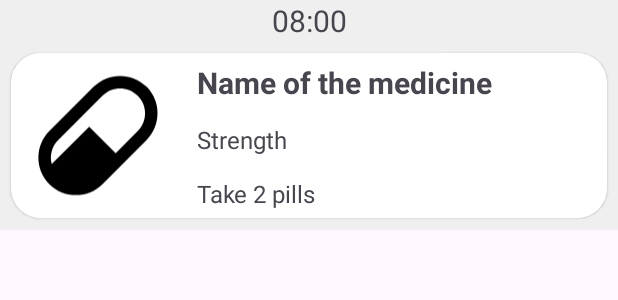
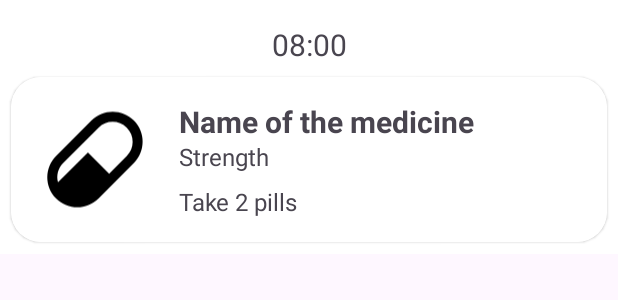
Before and after one commit to vs-machado/PillReminder, an Android app: the layout adapter_list_medicines.xml on its own in the app's theme, with its tools: preview values and no code run, on a phone screen of 412 x 824 dp. Shown: the top 300 px of the screen. Run offline under Robolectric (Android 15) with nearby library versions, the phone set to English and light mode, and no system bars.

Commit message:
Toolbar and floating action button created

```diff
--- a/app/src/main/java/com/phoenix/pillreminder/activity/MainActivity.kt
+++ b/app/src/main/java/com/phoenix/pillreminder/activity/MainActivity.kt
@@ -2,6 +2,7 @@
 
 import androidx.appcompat.app.AppCompatActivity
 import android.os.Bundle
+import androidx.appcompat.widget.Toolbar
 import com.phoenix.pillreminder.R
 
 class MainActivity : AppCompatActivity() {
--- a/app/src/main/java/com/phoenix/pillreminder/adapter/RvMedicinesListAdapter.kt
+++ b/app/src/main/java/com/phoenix/pillreminder/adapter/RvMedicinesListAdapter.kt
@@ -1,10 +1,8 @@
 package com.phoenix.pillreminder.adapter
 
 import android.view.LayoutInflater
-import android.view.View
 import android.view.ViewGroup
 import androidx.recyclerview.widget.RecyclerView
-import com.phoenix.pillreminder.R
 import com.phoenix.pillreminder.databinding.AdapterListMedicinesBinding
 
 class RvMedicinesListAdapter: RecyclerView.Adapter<MyViewHolder>() {
--- a/app/src/main/java/com/phoenix/pillreminder/fragments/HomeFragment.kt
+++ b/app/src/main/java/com/phoenix/pillreminder/fragments/HomeFragment.kt
@@ -5,6 +5,7 @@
 import android.view.LayoutInflater
 import android.view.View
 import android.view.ViewGroup
+import androidx.appcompat.widget.Toolbar
 import androidx.recyclerview.widget.LinearLayoutManager
 import com.phoenix.pillreminder.R
 import com.phoenix.pillreminder.adapter.RvMedicinesListAdapter
@@ -23,7 +24,6 @@
             rvMedicinesList.layoutManager = LinearLayoutManager(activity)
             rvMedicinesList.adapter = RvMedicinesListAdapter()
         }
-
         // Inflate the layout for this fragment
         return binding.root
     }
--- /dev/null
+++ b/app/src/main/res/drawable/baseline_add_24.xml
@@ -0,0 +1,5 @@
+<vector android:height="24dp" android:tint="#000000"
+    android:viewportHeight="24" android:viewportWidth="24"
+    android:width="24dp" xmlns:android="http://schemas.android.com/apk/res/android">
+    <path android:fillColor="@android:color/white" android:pathData="M19,13h-6v6h-2v-6H5v-2h6V5h2v6h6v2z"/>
+</vector>
--- a/app/src/main/res/layout/adapter_list_medicines.xml
+++ b/app/src/main/res/layout/adapter_list_medicines.xml
@@ -4,13 +4,14 @@
     xmlns:tools="http://schemas.android.com/tools"
     android:layout_width="match_parent"
     android:layout_height="wrap_content"
-    android:background="#EFEFEF"
+    android:background="#FFFFFF"
     android:orientation="vertical">
 
     <TextView
         android:id="@+id/tvHour"
         android:layout_width="match_parent"
-        android:layout_height="wrap_content"
+        android:layout_height="0dp"
+        android:layout_marginTop="16dp"
         android:layout_weight="1"
         android:gravity="center"
         android:text="@string/hour"
@@ -34,9 +35,9 @@
 
             <ImageView
                 android:id="@+id/ivMedicineType"
-                android:layout_width="100dp"
+                android:layout_width="80dp"
                 android:layout_height="0dp"
-                android:layout_marginStart="8dp"
+                android:layout_marginStart="16dp"
                 app:layout_constraintBottom_toBottomOf="parent"
                 app:layout_constraintStart_toStartOf="parent"
                 app:layout_constraintTop_toTopOf="parent"
@@ -48,39 +49,42 @@
                 android:layout_width="0dp"
                 android:layout_height="wrap_content"
                 android:layout_marginStart="16dp"
-                android:layout_marginTop="8dp"
+                android:layout_marginTop="26dp"
+                android:layout_marginBottom="8dp"
                 android:text="@string/strength"
                 android:textSize="16sp"
                 app:layout_constraintBottom_toTopOf="@+id/tvQuantity"
                 app:layout_constraintEnd_toEndOf="parent"
+                app:layout_constraintHorizontal_bias="0.0"
                 app:layout_constraintStart_toEndOf="@+id/ivMedicineType"
-                app:layout_constraintTop_toBottomOf="@+id/tvMedicine"
-                app:layout_constraintVertical_bias="0.5" />
+                app:layout_constraintTop_toTopOf="parent"
+                app:layout_constraintVertical_chainStyle="packed" />
 
             <TextView
                 android:id="@+id/tvMedicine"
                 android:layout_width="0dp"
                 android:layout_height="wrap_content"
                 android:layout_marginStart="16dp"
+                android:layout_marginBottom="13dp"
                 android:text="@string/name_of_the_medicine"
                 android:textSize="20sp"
                 android:textStyle="bold"
-                app:layout_constraintBottom_toTopOf="@+id/tvStrength"
+                app:layout_constraintBottom_toTopOf="@+id/tvQuantity"
                 app:layout_constraintEnd_toEndOf="parent"
+                app:layout_constraintHorizontal_bias="0.0"
                 app:layout_constraintStart_toEndOf="@+id/ivMedicineType"
-                app:layout_constraintTop_toTopOf="parent"
-                app:layout_constraintVertical_bias="0.5" />
+                app:layout_constraintTop_toTopOf="parent" />
 
             <TextView
                 android:id="@+id/tvQuantity"
                 android:layout_width="0dp"
                 android:layout_height="wrap_content"
                 android:layout_marginStart="16dp"
-                android:layout_marginTop="8dp"
                 android:text="@string/take_2_pill_s"
                 android:textSize="16sp"
                 app:layout_constraintBottom_toBottomOf="parent"
                 app:layout_constraintEnd_toEndOf="parent"
+                app:layout_constraintHorizontal_bias="0.0"
                 app:layout_constraintStart_toEndOf="@+id/ivMedicineType"
                 app:layout_constraintTop_toBottomOf="@+id/tvStrength" />
 
--- /dev/null
+++ b/app/src/main/res/layout/toolbar.xml
@@ -0,0 +1,6 @@
+<?xml version="1.0" encoding="utf-8"?>
+<androidx.appcompat.widget.Toolbar xmlns:android="http://schemas.android.com/apk/res/android"
+    android:layout_width="match_parent"
+    android:layout_height="50dp"
+    android:background="@color/colorPrimary"
+    android:elevation="4dp"></androidx.appcompat.widget.Toolbar>
--- a/app/src/main/res/values-night/themes.xml
+++ b/app/src/main/res/values-night/themes.xml
@@ -3,5 +3,7 @@
     <style name="Base.Theme.PillReminder" parent="Theme.Material3.DayNight.NoActionBar">
         <!-- Customize your dark theme here. -->
         <!-- <item name="colorPrimary">@color/my_dark_primary</item> -->
+
+
     </style>
 </resources>
--- a/app/src/main/res/values/colors.xml
+++ b/app/src/main/res/values/colors.xml
@@ -2,4 +2,6 @@
 <resources>
     <color name="black">#FF000000</color>
     <color name="white">#FFFFFFFF</color>
+    <color name="colorPrimary">#001A9E</color>
+    <color name="fab">#1D8CED</color>
 </resources>
--- a/app/src/main/res/values/themes.xml
+++ b/app/src/main/res/values/themes.xml
@@ -2,8 +2,11 @@
     <!-- Base application theme. -->
     <style name="Base.Theme.PillReminder" parent="Theme.Material3.DayNight.NoActionBar">
         <!-- Customize your light theme here. -->
-        <!-- <item name="colorPrimary">@color/my_light_primary</item> -->
+        <item name="colorPrimary">@color/colorPrimary</item>
     </style>
+    <style name="Theme.PillReminder" parent="Base.Theme.PillReminder" />
 
-    <style name="Theme.PillReminder" parent="Base.Theme.PillReminder" />
+    <style name = "FabShapeStyle" parent = "ShapeAppearance.MaterialComponents.SmallComponent">
+        <item name="cornerSize">50%</item>
+    </style>
 </resources>
```
Also changed, not shown: app/build.gradle.kts (+17 -0 lines), app/src/main/res/layout/fragment_home.xml (+20 -2 lines).
